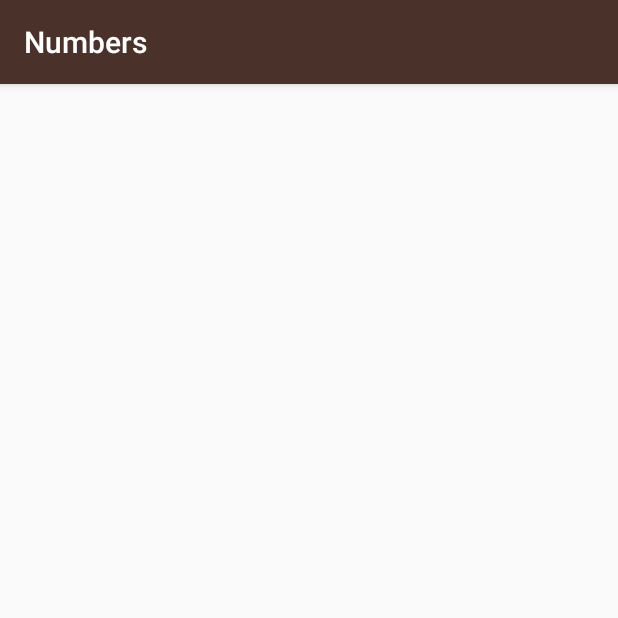
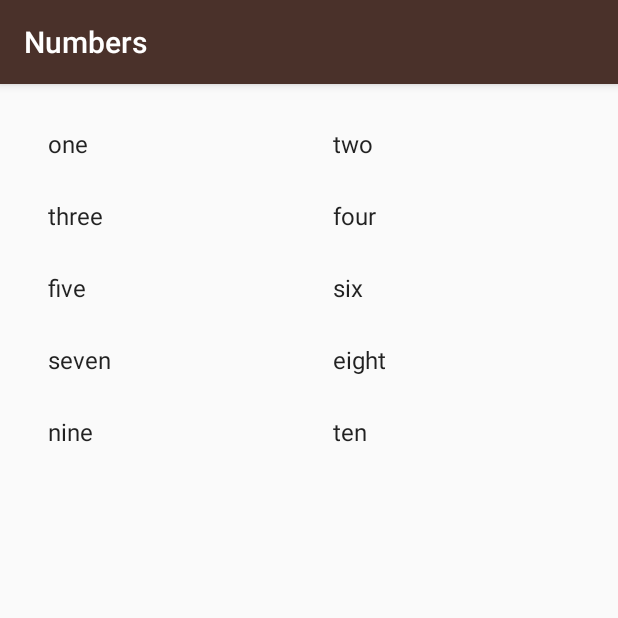
Before and after one commit to nadawaseem/MiwokDict, an Android app: the Numbers screen opened directly, with no data from a screen before it, on a phone screen of 412 x 824 dp, the top half of it. Run offline under Robolectric (Android 15) with nearby library versions, the phone set to English and light mode, and no system bars.

Commit message:
testing gridView with the generics class ArrayAdapter

```diff
--- a/app/src/main/java/com/example/android/miwokdict/Numbers.java
+++ b/app/src/main/java/com/example/android/miwokdict/Numbers.java
@@ -1,7 +1,11 @@
 package com.example.android.miwokdict;
 
+import android.os.Bundle;
 import android.support.v7.app.AppCompatActivity;
-import android.os.Bundle;
+import android.widget.ArrayAdapter;
+import android.widget.GridView;
+
+import java.util.ArrayList;
 
 public class Numbers extends AppCompatActivity {
 
@@ -9,5 +13,34 @@ public class Numbers extends AppCompatActivity {
     protected void onCreate(Bundle savedInstanceState) {
         super.onCreate(savedInstanceState);
         setContentView(R.layout.activity_numbers);
+
+        ArrayList<String> englishWords = new ArrayList<>();
+        englishWords.add(0,"one");
+        englishWords.add(1,"two");
+        englishWords.add(2,"three");
+        englishWords.add(3,"four");
+        englishWords.add(4,"five");
+        englishWords.add(5,"six");
+        englishWords.add(6,"seven");
+        englishWords.add(7,"eight");
+        englishWords.add(8,"nine");
+        englishWords.add(9,"ten");
+
+
+
+
+
+
+        ArrayAdapter<String> itemsAdapter = new ArrayAdapter<String>(this, android.R.layout.simple_list_item_1, englishWords);
+
+        GridView GridView =  findViewById(R.id.list);
+
+        GridView.setAdapter(itemsAdapter);
+
+
+
+
+
+
     }
 }
--- a/app/src/main/res/layout/activity_numbers.xml
+++ b/app/src/main/res/layout/activity_numbers.xml
@@ -1,9 +1,13 @@
 <?xml version="1.0" encoding="utf-8"?>
-<android.support.constraint.ConstraintLayout xmlns:android="http://schemas.android.com/apk/res/android"
-    xmlns:app="http://schemas.android.com/apk/res-auto"
+<GridView xmlns:android="http://schemas.android.com/apk/res/android"
     xmlns:tools="http://schemas.android.com/tools"
+    android:id="@+id/list"
+    android:numColumns="auto_fit"
     android:layout_width="match_parent"
     android:layout_height="match_parent"
-    tools:context=".Numbers">
+    android:paddingBottom="@dimen/activity_vertical_margin"
+    android:paddingLeft="@dimen/activity_horizontal_margin"
+    android:paddingRight="@dimen/activity_horizontal_margin"
+    android:paddingTop="@dimen/activity_vertical_margin"
 
-</android.support.constraint.ConstraintLayout>
+    tools:context="com.example.android.miwokdict.Numbers"/>
```
